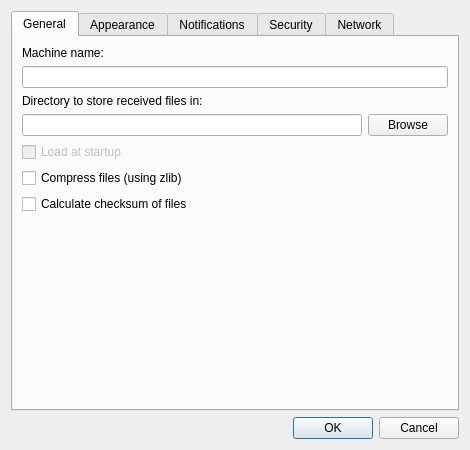
Before: the Qt Designer form nitroshare/ui/CSettingsDialog.ui in nathan-osman/NitroShare-Mac, drawn with Qt 5.
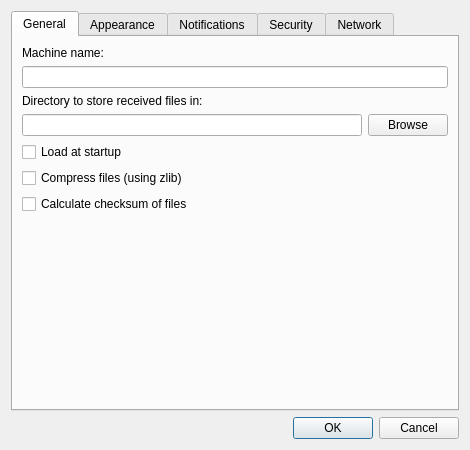
After: the same form once the commit is applied. Icons and pictures are not drawn.

Commit message:
Implemented "Load at Startup" for mac osx
Added "defined(Q_OS_MACX)" equivalents for placing startup file. (note
that .plist file only works if nitroshare.app is in Applications folder)

Moved com.nitroshare.launcher.plist to nitroshare/resource/other

Re-enabled check box for "Load at Startup"

To do- look into changing the folder in .plist file from the
application to get the program's current directory.

```diff
--- a/nitroshare/ui/CSettingsDialog.ui
+++ b/nitroshare/ui/CSettingsDialog.ui
@@ -58,11 +58,14 @@
        <item>
         <widget class="QCheckBox" name="LoadAtStartup">
          <property name="enabled">
-          <bool>false</bool>
+          <bool>true</bool>
          </property>
          <property name="text">
           <string>Load at startup</string>
          </property>
+         <property name="checkable">
+          <bool>true</bool>
+         </property>
         </widget>
        </item>
        <item>
```
The commit also changes 2 other files.
